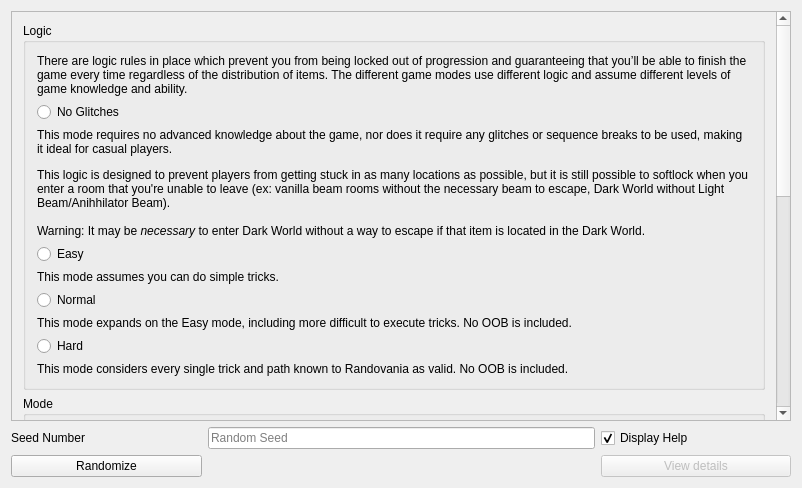
This is randovania/gui/layout_generator_window.ui in randovania/randovania as Qt 5 draws it before an edit. The edited form follows.
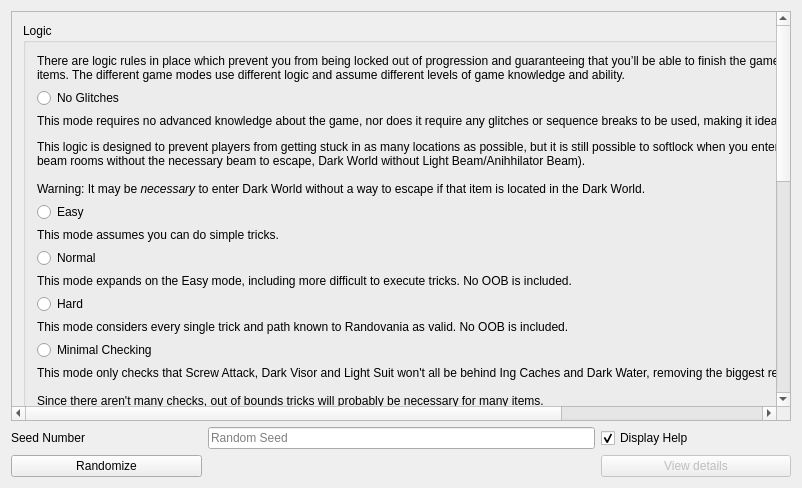
This is the edited form.

Commit message:
Add Minimal Restrictions logic
Resolves #6

What changed in the file:
```diff
--- a/randovania/gui/layout_generator_window.ui
+++ b/randovania/gui/layout_generator_window.ui
@@ -55,7 +55,7 @@
          <x>0</x>
          <y>0</y>
          <width>768</width>
-         <height>862</height>
+         <height>703</height>
         </rect>
        </property>
        <layout class="QVBoxLayout" name="verticalLayout_2">
@@ -152,6 +152,22 @@
              </property>
             </widget>
            </item>
+           <item>
+            <widget class="QRadioButton" name="logic_minimalrestrictions_radio">
+             <property name="text">
+              <string>Minimal Checking</string>
+             </property>
+            </widget>
+           </item>
+           <item>
+            <widget class="QLabel" name="logic_minimalrestrictions_label">
+             <property name="text">
+              <string>This mode only checks that Screw Attack, Dark Visor and Light Suit won't all be behind Ing Caches and Dark Water, removing the biggest reasons for a pure random layout to be impossible.
+
+Since there aren't many checks, out of bounds tricks will probably be necessary for many items.</string>
+             </property>
+            </widget>
+           </item>
           </layout>
          </widget>
         </item>
```
The commit also changes 6 other files.
